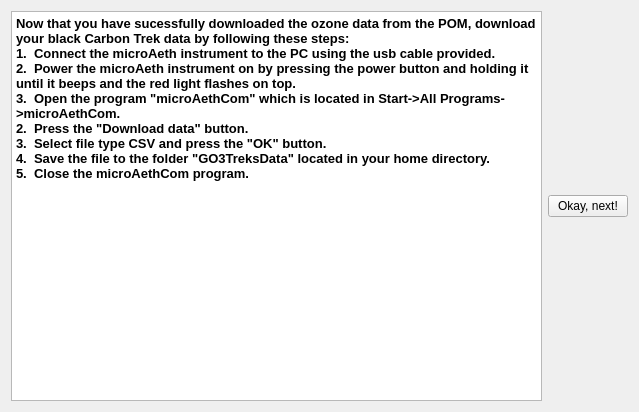
This is carbondatawidget.ui in cjwhome/go3treksQt as Qt 5 draws it before an edit. The edited form follows.
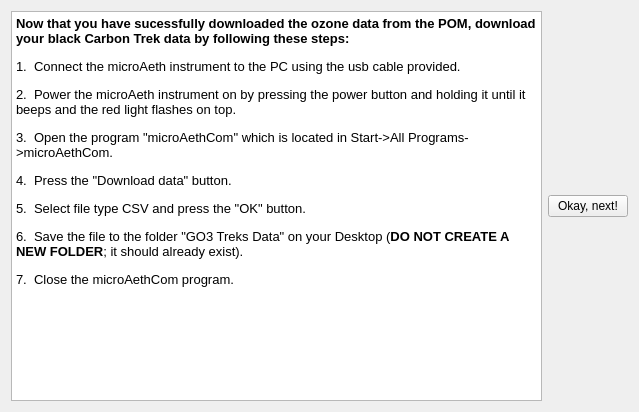
This is the edited form.

Patch:
```diff
--- a/carbondatawidget.ui
+++ b/carbondatawidget.ui
@@ -25,13 +25,20 @@
 p, li { white-space: pre-wrap; }
 &lt;/style&gt;&lt;/head&gt;&lt;body style=&quot; font-family:'MS Shell Dlg 2'; font-size:8.25pt; font-weight:400; font-style:normal;&quot;&gt;
 &lt;p style=&quot; margin-top:0px; margin-bottom:0px; margin-left:0px; margin-right:0px; -qt-block-indent:0; text-indent:0px;&quot;&gt;&lt;span style=&quot; font-size:10pt; font-weight:600;&quot;&gt;Now that you have sucessfully downloaded the ozone data from the POM, download your black Carbon Trek data by following these steps:&lt;/span&gt;&lt;/p&gt;
-&lt;p style=&quot; margin-top:0px; margin-bottom:0px; margin-left:0px; margin-right:0px; -qt-block-indent:0; text-indent:0px;&quot;&gt;&lt;span style=&quot; font-size:10pt; font-weight:600;&quot;&gt;1.  Connect the microAeth instrument to the PC using the usb cable provided.&lt;/span&gt;&lt;/p&gt;
-&lt;p style=&quot; margin-top:0px; margin-bottom:0px; margin-left:0px; margin-right:0px; -qt-block-indent:0; text-indent:0px;&quot;&gt;&lt;span style=&quot; font-size:10pt; font-weight:600;&quot;&gt;2.  Power the microAeth instrument on by pressing the power button and holding it until it beeps and the red light flashes on top.&lt;/span&gt;&lt;/p&gt;
-&lt;p style=&quot; margin-top:0px; margin-bottom:0px; margin-left:0px; margin-right:0px; -qt-block-indent:0; text-indent:0px;&quot;&gt;&lt;span style=&quot; font-size:10pt; font-weight:600;&quot;&gt;3.  Open the program &amp;quot;microAethCom&amp;quot; which is located in Start-&amp;gt;All Programs-&amp;gt;microAethCom. &lt;/span&gt;&lt;/p&gt;
-&lt;p style=&quot; margin-top:0px; margin-bottom:0px; margin-left:0px; margin-right:0px; -qt-block-indent:0; text-indent:0px;&quot;&gt;&lt;span style=&quot; font-size:10pt; font-weight:600;&quot;&gt;2.  Press the &amp;quot;Download data&amp;quot; button.&lt;/span&gt;&lt;/p&gt;
-&lt;p style=&quot; margin-top:0px; margin-bottom:0px; margin-left:0px; margin-right:0px; -qt-block-indent:0; text-indent:0px;&quot;&gt;&lt;span style=&quot; font-size:10pt; font-weight:600;&quot;&gt;3.  Select file type CSV and press the &amp;quot;OK&amp;quot; button.&lt;/span&gt;&lt;/p&gt;
-&lt;p style=&quot; margin-top:0px; margin-bottom:0px; margin-left:0px; margin-right:0px; -qt-block-indent:0; text-indent:0px;&quot;&gt;&lt;span style=&quot; font-size:10pt; font-weight:600;&quot;&gt;4.  Save the file to the folder &amp;quot;GO3TreksData&amp;quot; located in your home directory.&lt;/span&gt;&lt;/p&gt;
-&lt;p style=&quot; margin-top:0px; margin-bottom:0px; margin-left:0px; margin-right:0px; -qt-block-indent:0; text-indent:0px;&quot;&gt;&lt;span style=&quot; font-size:10pt; font-weight:600;&quot;&gt;5.  Close the microAethCom program.&lt;/span&gt;&lt;/p&gt;&lt;/body&gt;&lt;/html&gt;</string>
+&lt;p style=&quot;-qt-paragraph-type:empty; margin-top:0px; margin-bottom:0px; margin-left:0px; margin-right:0px; -qt-block-indent:0; text-indent:0px; font-size:8pt;&quot;&gt;&lt;br /&gt;&lt;/p&gt;
+&lt;p style=&quot; margin-top:0px; margin-bottom:0px; margin-left:0px; margin-right:0px; -qt-block-indent:0; text-indent:0px;&quot;&gt;&lt;span style=&quot; font-size:10pt;&quot;&gt;1.  Connect the microAeth instrument to the PC using the usb cable provided.&lt;/span&gt;&lt;/p&gt;
+&lt;p style=&quot;-qt-paragraph-type:empty; margin-top:0px; margin-bottom:0px; margin-left:0px; margin-right:0px; -qt-block-indent:0; text-indent:0px; font-size:8pt;&quot;&gt;&lt;br /&gt;&lt;/p&gt;
+&lt;p style=&quot; margin-top:0px; margin-bottom:0px; margin-left:0px; margin-right:0px; -qt-block-indent:0; text-indent:0px;&quot;&gt;&lt;span style=&quot; font-size:10pt;&quot;&gt;2.  Power the microAeth instrument on by pressing the power button and holding it until it beeps and the red light flashes on top.&lt;/span&gt;&lt;/p&gt;
+&lt;p style=&quot;-qt-paragraph-type:empty; margin-top:0px; margin-bottom:0px; margin-left:0px; margin-right:0px; -qt-block-indent:0; text-indent:0px; font-size:8pt;&quot;&gt;&lt;br /&gt;&lt;/p&gt;
+&lt;p style=&quot; margin-top:0px; margin-bottom:0px; margin-left:0px; margin-right:0px; -qt-block-indent:0; text-indent:0px;&quot;&gt;&lt;span style=&quot; font-size:10pt;&quot;&gt;3.  Open the program &amp;quot;microAethCom&amp;quot; which is located in Start-&amp;gt;All Programs-&amp;gt;microAethCom. &lt;/span&gt;&lt;/p&gt;
+&lt;p style=&quot;-qt-paragraph-type:empty; margin-top:0px; margin-bottom:0px; margin-left:0px; margin-right:0px; -qt-block-indent:0; text-indent:0px; font-size:8pt;&quot;&gt;&lt;br /&gt;&lt;/p&gt;
+&lt;p style=&quot; margin-top:0px; margin-bottom:0px; margin-left:0px; margin-right:0px; -qt-block-indent:0; text-indent:0px;&quot;&gt;&lt;span style=&quot; font-size:10pt;&quot;&gt;4.  Press the &amp;quot;Download data&amp;quot; button.&lt;/span&gt;&lt;/p&gt;
+&lt;p style=&quot;-qt-paragraph-type:empty; margin-top:0px; margin-bottom:0px; margin-left:0px; margin-right:0px; -qt-block-indent:0; text-indent:0px; font-size:8pt;&quot;&gt;&lt;br /&gt;&lt;/p&gt;
+&lt;p style=&quot; margin-top:0px; margin-bottom:0px; margin-left:0px; margin-right:0px; -qt-block-indent:0; text-indent:0px;&quot;&gt;&lt;span style=&quot; font-size:10pt;&quot;&gt;5.  Select file type CSV and press the &amp;quot;OK&amp;quot; button.&lt;/span&gt;&lt;/p&gt;
+&lt;p style=&quot;-qt-paragraph-type:empty; margin-top:0px; margin-bottom:0px; margin-left:0px; margin-right:0px; -qt-block-indent:0; text-indent:0px; font-size:8pt;&quot;&gt;&lt;br /&gt;&lt;/p&gt;
+&lt;p style=&quot; margin-top:0px; margin-bottom:0px; margin-left:0px; margin-right:0px; -qt-block-indent:0; text-indent:0px;&quot;&gt;&lt;span style=&quot; font-size:10pt;&quot;&gt;6.  Save the file to the folder &amp;quot;GO3 Treks Data&amp;quot; on your Desktop (&lt;/span&gt;&lt;span style=&quot; font-size:10pt; font-weight:600;&quot;&gt;DO NOT CREATE A NEW FOLDER&lt;/span&gt;&lt;span style=&quot; font-size:10pt;&quot;&gt;; it should already exist).&lt;/span&gt;&lt;/p&gt;
+&lt;p style=&quot;-qt-paragraph-type:empty; margin-top:0px; margin-bottom:0px; margin-left:0px; margin-right:0px; -qt-block-indent:0; text-indent:0px; font-size:8pt;&quot;&gt;&lt;br /&gt;&lt;/p&gt;
+&lt;p style=&quot; margin-top:0px; margin-bottom:0px; margin-left:0px; margin-right:0px; -qt-block-indent:0; text-indent:0px;&quot;&gt;&lt;span style=&quot; font-size:10pt;&quot;&gt;7.  Close the microAethCom program.&lt;/span&gt;&lt;/p&gt;&lt;/body&gt;&lt;/html&gt;</string>
      </property>
     </widget>
    </item>
```
